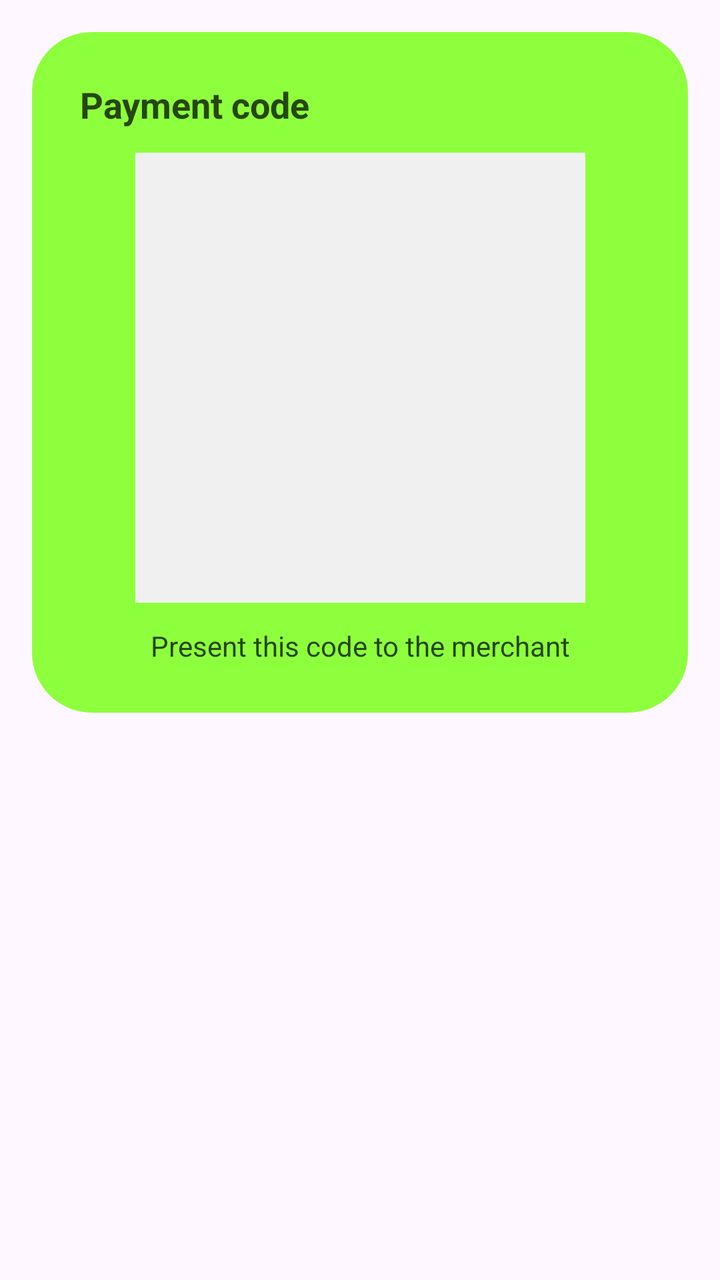
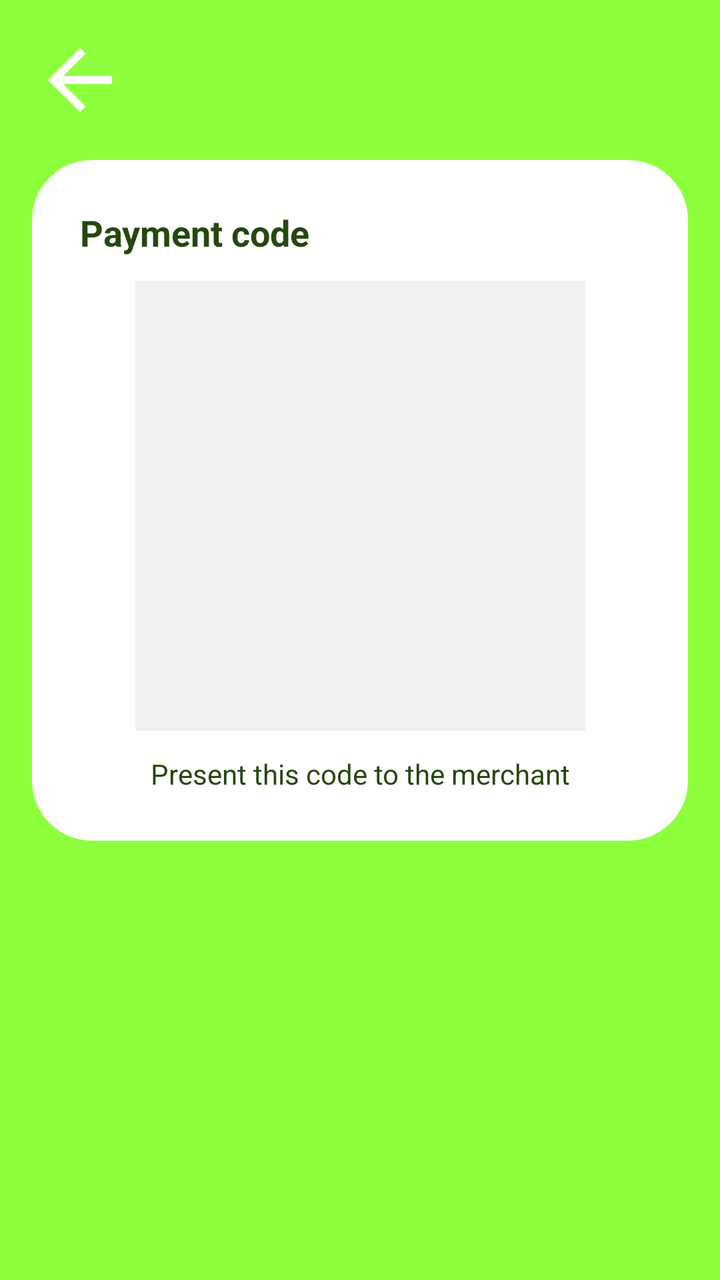

Before-and-after screenshots of an Android layout around one commit, followed by the original layout XML and the change that was made.
<!-- AndroidManifest.xml: application theme Theme.QDPay -->
<!-- res/layout/activity_user_payment.xml -->
<?xml version="1.0" encoding="utf-8"?>
<androidx.constraintlayout.widget.ConstraintLayout
    xmlns:android="http://schemas.android.com/apk/res/android"
    xmlns:app="http://schemas.android.com/apk/res-auto"
    xmlns:tools="http://schemas.android.com/tools"
    android:id="@+id/main"
    android:layout_width="match_parent"
    android:layout_height="match_parent"
    tools:context=".UserPayment">

    <LinearLayout
        android:id="@+id/layout_user"
        android:layout_width="match_parent"
        android:layout_height="wrap_content"
        android:gravity="center"
        android:orientation="vertical"
        android:padding="16dp">

        <androidx.constraintlayout.widget.ConstraintLayout
            android:layout_width="match_parent"
            android:layout_height="wrap_content"
            android:background="@drawable/background"
            android:backgroundTint="#8eff3d">

            <TextView
                android:id="@+id/BoxTitle"
                android:layout_width="wrap_content"
                android:layout_height="wrap_content"
                android:text="Payment code"
                android:textSize="18dp"
                android:textStyle="bold"
                android:textColor="#26470e"
                android:layout_marginTop="24dp"
                android:layout_marginStart="24dp"
                app:layout_constraintTop_toTopOf="parent"
                app:layout_constraintStart_toStartOf="parent"/>

            <ImageView
                android:id="@+id/img_qr"
                android:layout_width="225dp"
                android:layout_height="225dp"
                android:background="#F0F0F0"
                android:scaleType="fitCenter"
                android:layout_marginTop="12dp"
                android:layout_marginBottom="24dp"
                app:layout_constraintTop_toBottomOf="@id/BoxTitle"
                app:layout_constraintStart_toStartOf="parent"
                app:layout_constraintEnd_toEndOf="parent"/>

            <TextView
                android:id="@+id/refresh"
                android:layout_width="wrap_content"
                android:layout_height="wrap_content"
                android:text="Present this code to the merchant"
                android:textColor="#26470e"
                android:layout_marginTop="12dp"
                android:layout_marginBottom="24dp"
                app:layout_constraintTop_toBottomOf="@id/img_qr"
                app:layout_constraintBottom_toBottomOf="parent"
                app:layout_constraintStart_toStartOf="parent"
                app:layout_constraintEnd_toEndOf="parent"/>

        </androidx.constraintlayout.widget.ConstraintLayout>

    </LinearLayout>

</androidx.constraintlayout.widget.ConstraintLayout>
<!-- resources referenced by this layout -->
<resources>
  <!-- drawable background (drawable) -->
  <?xml version="1.0" encoding="utf-8"?>
  <selector xmlns:android="http://schemas.android.com/apk/res/android" xmlns:andorid="http://schemas.android.com/aapt">
  
      <item>
          <shape andorid:shape="retangle">
              <solid android:color="#FFFFFF"/>
              <corners android:radius="30dp"/>
          </shape>
      </item>
  
  </selector>
  <style name="Theme.QDPay" parent="Base.Theme.QDPay" />
  <style name="Base.Theme.QDPay" parent="Theme.Material3.DayNight.NoActionBar">
          
          
      </style>
</resources>

<!-- the commit's change to res/layout/activity_user_payment.xml (unified diff, before → after) -->
@@ -6,7 +6,18 @@
     android:id="@+id/main"
     android:layout_width="match_parent"
     android:layout_height="match_parent"
+    android:background="#8eff3d"
     tools:context=".UserPayment">
+
+    <ImageView
+        android:id="@+id/back"
+        android:layout_width="48dp"
+        android:layout_height="48dp"
+        android:layout_marginStart="16dp"
+        android:layout_marginTop="16dp"
+        app:layout_constraintTop_toTopOf="parent"
+        app:layout_constraintStart_toStartOf="parent"
+        android:src="@drawable/back"/>
 
     <LinearLayout
         android:id="@+id/layout_user"
@@ -14,13 +25,14 @@
         android:layout_height="wrap_content"
         android:gravity="center"
         android:orientation="vertical"
-        android:padding="16dp">
+        android:padding="16dp"
+        app:layout_constraintTop_toBottomOf="@id/back">
 
         <androidx.constraintlayout.widget.ConstraintLayout
             android:layout_width="match_parent"
             android:layout_height="wrap_content"
             android:background="@drawable/background"
-            android:backgroundTint="#8eff3d">
+            android:backgroundTint="#FFFFFF">
 
             <TextView
                 android:id="@+id/BoxTitle"
<!-- resource entries referenced after the edit -->
@@ -1,5 +1,11 @@
 <!-- resources referenced by this layout -->
 <resources>
+  <!-- drawable back (drawable) -->
+  <vector xmlns:android="http://schemas.android.com/apk/res/android" android:autoMirrored="true" android:height="24dp" android:tint="#FFFFFF" android:viewportHeight="960" android:viewportWidth="960" android:width="24dp">
+        
+      <path android:fillColor="@android:color/white" android:pathData="M313,520L537,744L480,800L160,480L480,160L537,216L313,440L800,440L800,520L313,520Z"/>
+      
+  </vector>
   <!-- drawable background (drawable) -->
   <?xml version="1.0" encoding="utf-8"?>
   <selector xmlns:android="http://schemas.android.com/apk/res/android" xmlns:andorid="http://schemas.android.com/aapt">
